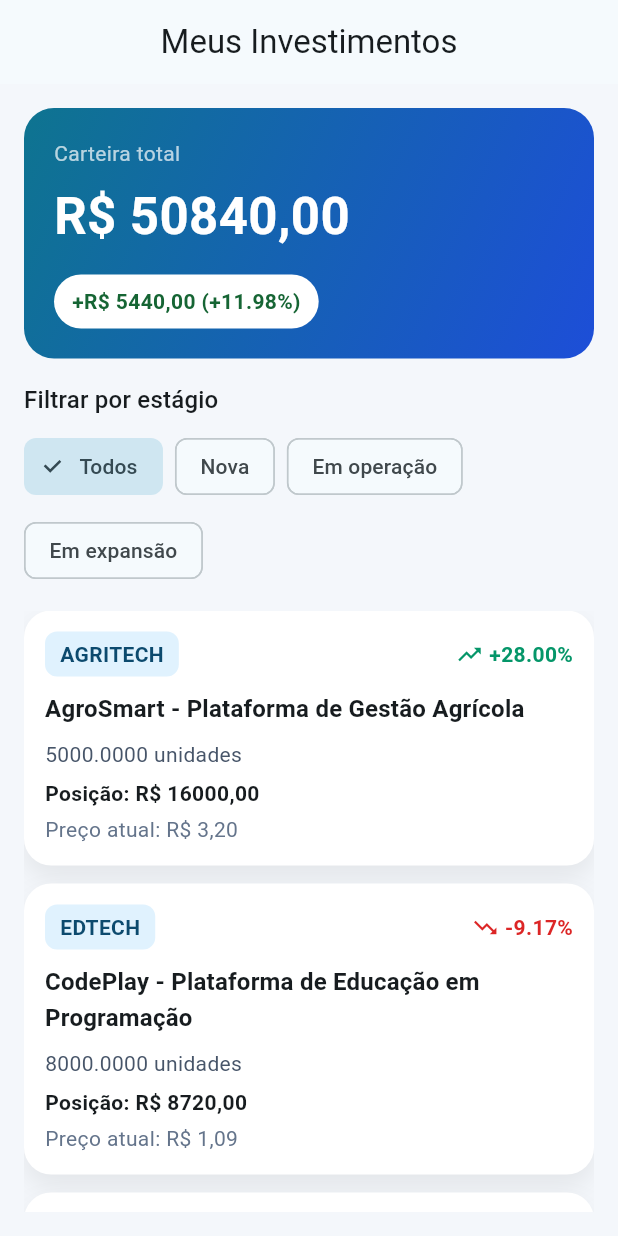
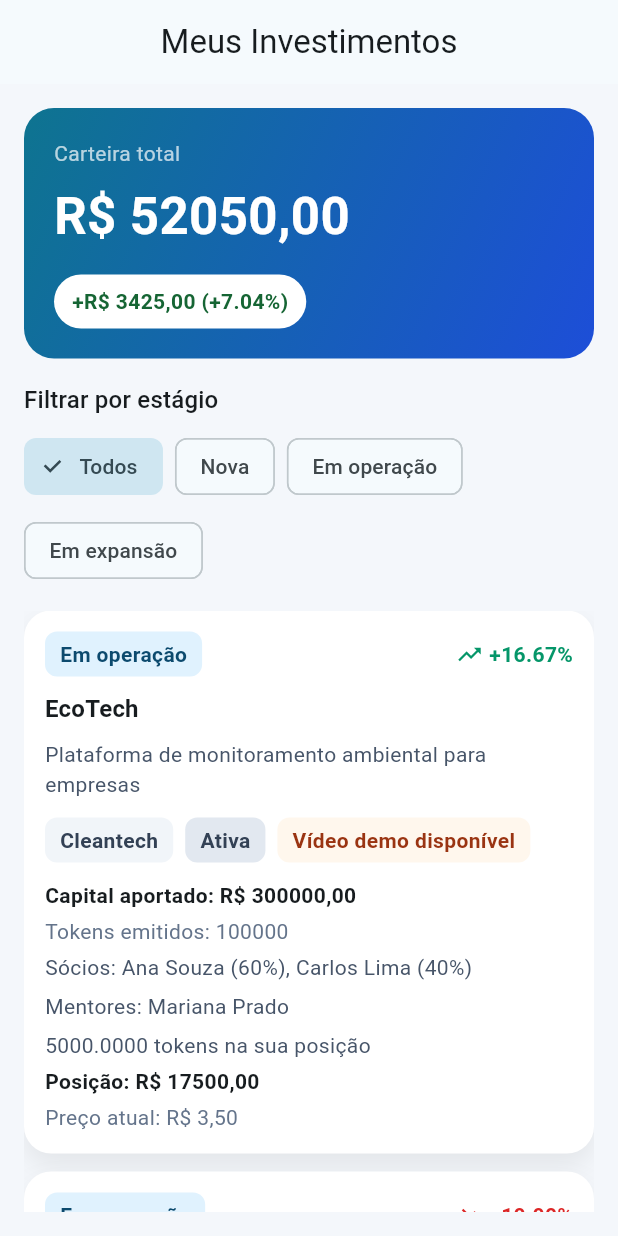
Before and after one commit to Valimz/ES-PI3-2026-T1-G33, a Flutter app: the screen it shows after launch, on a phone screen of 412 x 824 dp. Run offline on Flutter 3.47's test engine with Material 3 defaults, Android fonts, the phone set to English and light mode, and no system bars; our stand-ins replace fl_chart.

Commit message:
Mock data do arquivo planilha_startups_PI3_33.xlsx

```diff
--- a/mescla_invest/lib/features/portfolio/data/portfolio_mock_data.dart
+++ b/mescla_invest/lib/features/portfolio/data/portfolio_mock_data.dart
@@ -2,70 +2,122 @@ import 'package:mescla_invest/features/portfolio/models/investimento_model.dart'
 import 'package:mescla_invest/features/portfolio/models/posicao_model.dart';
 import 'package:mescla_invest/features/portfolio/models/variacao_model.dart';
 
-// Base de exemplo com startups do Mescla. Tokens representam participação em projetos.
-// Conforme documento de visão: o portfólio deve mostrar investimentos em startups vinculadas ao ecossistema.
+/// Base de exemplo com startups reais do Mescla extraído da planilha de cadastro.
+/// Cada investimento contém dados completos da startup e posição do usuário.
 final List<InvestimentoModel> mockPortfolio = [
   InvestimentoModel(
     id: '1',
-    ticker: 'AGRITECH',
-    nome: 'AgroSmart - Plataforma de Gestão Agrícola',
-    estagio: EstagioStartup.emExpansao,
+    nome: 'EcoTech',
+    descricao: 'Plataforma de monitoramento ambiental para empresas',
+    estagio: EstagioStartup.emOperacao,
+    setor: 'Cleantech',
+    capitalAportado: 300000.0,
+    tokensEmitidos: 100000,
+    socios: ['Ana Souza', 'Carlos Lima'],
+    participacaoSocietaria: [60.0, 40.0],
+    mentoresConselho: ['Mariana Prado'],
+    videoDemo: 'https://exemplo.com/demo1',
+    status: StatusStartup.ativa,
     posicao: PosicaoModel(
       quantidade: 5000.0,
-      precoMedio: 2.50,
-      valorAtual: 3.20,
+      precoMedio: 3.00,
+      valorAtual: 3.50,
     ),
     variacao: VariacaoModel(
-      variacaoPercentual: 28.0,
-      variacaoEmReais: 3500.0,
+      variacaoPercentual: 16.67,
+      variacaoEmReais: 2500.0,
     ),
   ),
-  // Startup em operação - rentabilidade moderada
   InvestimentoModel(
     id: '2',
-    ticker: 'EDTECH',
-    nome: 'CodePlay - Plataforma de Educação em Programação',
-    estagio: EstagioStartup.emOperacao,
+    nome: 'FinFlow',
+    descricao: 'Gestão de fluxo de caixa para MEIs',
+    estagio: EstagioStartup.emExpansao,
+    setor: 'Fintech',
+    capitalAportado: 500000.0,
+    tokensEmitidos: 250000,
+    socios: ['Roberto Dias', 'Julia Mota'],
+    participacaoSocietaria: [50.0, 50.0],
+    mentoresConselho: ['Ricardo Santos'],
+    videoDemo: 'https://exemplo.com/demo2',
+    status: StatusStartup.ativa,
     posicao: PosicaoModel(
       quantidade: 8000.0,
-      precoMedio: 1.20,
-      valorAtual: 1.09,
+      precoMedio: 2.00,
+      valorAtual: 1.80,
     ),
     variacao: VariacaoModel(
-      variacaoPercentual: -9.17,
-      variacaoEmReais: -880.0,
+      variacaoPercentual: -10.0,
+      variacaoEmReais: -1600.0,
     ),
   ),
-  // Startup nova com potencial de crescimento
   InvestimentoModel(
     id: '3',
-    ticker: 'HEALTHTECH',
-    nome: 'MediConnect - Telemedicina e Consultoria Digital',
+    nome: 'AgroSmart',
+    descricao: 'IOT para otimização de irrigação',
     estagio: EstagioStartup.nova,
+    setor: 'AgTech',
+    capitalAportado: 150000.0,
+    tokensEmitidos: 75000,
+    socios: ['Marcos Vinicius'],
+    participacaoSocietaria: [100.0],
+    mentoresConselho: ['Arnaldo Souza'],
+    videoDemo: 'https://exemplo.com/demo3',
+    status: StatusStartup.ativa,
     posicao: PosicaoModel(
       quantidade: 3500.0,
-      precoMedio: 3.80,
-      valorAtual: 4.32,
+      precoMedio: 2.00,
+      valorAtual: 2.40,
     ),
     variacao: VariacaoModel(
-      variacaoPercentual: 13.68,
-      variacaoEmReais: 1820.0,
+      variacaoPercentual: 20.0,
+      variacaoEmReais: 1400.0,
     ),
   ),
-  // Startup em expansão
   InvestimentoModel(
     id: '4',
-    ticker: 'FINTECH',
-    nome: 'PayLocal - Solução de Pagamento P2P Descentralizada',
-    estagio: EstagioStartup.emExpansao,
+    nome: 'HealthVibe',
+    descricao: 'Telemedicina com IA para triagem',
+    estagio: EstagioStartup.emOperacao,
+    setor: 'HealthTech',
+    capitalAportado: 800000.0,
+    tokensEmitidos: 400000,
+    socios: ['Beatriz Luz', 'Hugo Vaz'],
+    participacaoSocietaria: [70.0, 30.0],
+    mentoresConselho: ['Sandra Meireles'],
+    videoDemo: 'https://exemplo.com/demo4',
+    status: StatusStartup.ativa,
     posicao: PosicaoModel(
       quantidade: 2000.0,
-      precoMedio: 5.00,
-      valorAtual: 5.50,
+      precoMedio: 2.50,
+      valorAtual: 2.75,
     ),
     variacao: VariacaoModel(
       variacaoPercentual: 10.0,
-      variacaoEmReais: 1000.0,
+      variacaoEmReais: 500.0,
+    ),
+  ),
+  InvestimentoModel(
+    id: '5',
+    nome: 'EduNext',
+    descricao: 'Plataforma de cursos gamificados',
+    estagio: EstagioStartup.nova,
+    setor: 'EduTech',
+    capitalAportado: 450000.0,
+    tokensEmitidos: 200000,
+    socios: ['Tiago André'],
+    participacaoSocietaria: [100.0],
+    mentoresConselho: ['Fernando Silva'],
+    videoDemo: 'https://exemplo.com/demo5',
+    status: StatusStartup.ativa,
+    posicao: PosicaoModel(
+      quantidade: 2500.0,
+      precoMedio: 2.25,
+      valorAtual: 2.50,
+    ),
+    variacao: VariacaoModel(
+      variacaoPercentual: 11.11,
+      variacaoEmReais: 625.0,
     ),
   ),
 ];
--- a/mescla_invest/lib/features/portfolio/models/investimento_model.dart
+++ b/mescla_invest/lib/features/portfolio/models/investimento_model.dart
@@ -11,21 +11,50 @@ enum EstagioStartup {
   final String label;
 }
 
-// Representa um investimento em startup do Mescla com seus dados de posição e variação.
+// Status da startup
+enum StatusStartup {
+  ativa('Ativa'),
+  pausada('Pausada'),
+  encerrada('Encerrada');
+
+  const StatusStartup(this.label);
+  final String label;
+}
+
+/// Representa um investimento em startup do Mescla.
+/// Contém informações completas sobre a empresa, seus sócios, mentores e posição de investimento.
 class InvestimentoModel {
   final String id;
-  final String ticker;
   final String nome;
+  final String descricao;
   final EstagioStartup estagio;
+  final String setor;
+  final double capitalAportado; // Em reais
+  final int tokensEmitidos; // Total de tokens da startup
+  final List<String> socios; // Nomes dos sócios
+  final List<double> participacaoSocietaria; // Percentuais correspondentes
+  final List<String> mentoresConselho; // Mentores/Conselheiros
+  final String? videoDemo; // URL do vídeo (opcional)
+  final StatusStartup status;
+
+  // Dados da posição de investimento do usuário
   final PosicaoModel posicao;
   final VariacaoModel variacao;
 
   InvestimentoModel({
     required this.id,
-    required this.ticker,
     required this.nome,
+    required this.descricao,
     required this.estagio,
+    required this.setor,
+    required this.capitalAportado,
+    required this.tokensEmitidos,
+    required this.socios,
+    required this.participacaoSocietaria,
+    required this.mentoresConselho,
+    required this.videoDemo,
+    required this.status,
     required this.posicao,
     required this.variacao,
-    });
+  });
 }
--- a/mescla_invest/lib/features/portfolio/presentation/widgets/ativo_card_widget.dart
+++ b/mescla_invest/lib/features/portfolio/presentation/widgets/ativo_card_widget.dart
@@ -21,6 +21,11 @@ class AtivoCardWidget extends StatelessWidget {
     final icone = isPositiva ? Icons.trending_up : Icons.trending_down;
     final sinal = isPositiva ? '+' : '';
     final valorPosicao = ativo.posicao.quantidade * ativo.posicao.valorAtual;
+    final sociosResumo = _formatarListaComPercentuais(
+      ativo.socios,
+      ativo.participacaoSocietaria,
+    );
+    final mentoresResumo = _formatarLista(ativo.mentoresConselho);
 
     return Container(
       padding: const EdgeInsets.all(14),
@@ -40,22 +45,10 @@ class AtivoCardWidget extends StatelessWidget {
         children: [
           Row(
             children: [
-              Container(
-                padding: const EdgeInsets.symmetric(
-                  horizontal: 10,
-                  vertical: 5,
-                ),
-                decoration: BoxDecoration(
-                  color: const Color(0xFFE0F2FE),
-                  borderRadius: BorderRadius.circular(8),
-                ),
-                child: Text(
-                  ativo.ticker,
-                  style: const TextStyle(
-                    fontWeight: FontWeight.w700,
-                    color: Color(0xFF0C4A6E),
-                  ),
-                ),
+              _Tag(
+                label: ativo.estagio.label,
+                backgroundColor: const Color(0xFFE0F2FE),
+                textColor: const Color(0xFF0C4A6E),
               ),
               const Spacer(),
               Icon(icone, color: corVariacao, size: 18),
@@ -78,10 +71,65 @@ class AtivoCardWidget extends StatelessWidget {
           ),
           const SizedBox(height: 8),
           Text(
-            '${ativo.posicao.quantidade.toStringAsFixed(4)} unidades',
+            ativo.descricao,
+            maxLines: 2,
+            overflow: TextOverflow.ellipsis,
+            style: const TextStyle(color: Color(0xFF475569)),
+          ),
+          const SizedBox(height: 12),
+          Wrap(
+            spacing: 8,
+            runSpacing: 8,
+            children: [
+              _Tag(
+                label: ativo.setor,
+                backgroundColor: const Color(0xFFF1F5F9),
+                textColor: const Color(0xFF334155),
+              ),
+              _Tag(
+                label: ativo.status.label,
+                backgroundColor: const Color(0xFFE2E8F0),
+                textColor: const Color(0xFF334155),
+              ),
+              _Tag(
+                label: ativo.videoDemo == null || ativo.videoDemo!.isEmpty
+                    ? 'Sem vídeo demo'
+                    : 'Vídeo demo disponível',
+                backgroundColor: const Color(0xFFFFF7ED),
+                textColor: const Color(0xFF9A3412),
+              ),
+            ],
+          ),
+          const SizedBox(height: 12),
+          Text(
+            'Capital aportado: ${_formatarMoeda(ativo.capitalAportado)}',
+            style: const TextStyle(fontWeight: FontWeight.w600),
+          ),
+          const SizedBox(height: 4),
+          Text(
+            'Tokens emitidos: ${_formatarInteiro(ativo.tokensEmitidos)}',
+            style: const TextStyle(color: Color(0xFF64748B)),
+          ),
+          const SizedBox(height: 4),
+          Text(
+            'Sócios: $sociosResumo',
+            maxLines: 2,
+            overflow: TextOverflow.ellipsis,
             style: const TextStyle(color: Color(0xFF475569)),
           ),
           const SizedBox(height: 6),
+          Text(
+            'Mentores: $mentoresResumo',
+            maxLines: 2,
+            overflow: TextOverflow.ellipsis,
+            style: const TextStyle(color: Color(0xFF475569)),
+          ),
+          const SizedBox(height: 6),
+          Text(
+            '${ativo.posicao.quantidade.toStringAsFixed(4)} tokens na sua posição',
+            style: const TextStyle(color: Color(0xFF475569)),
+          ),
+          const SizedBox(height: 4),
           Text(
             'Posição: ${_formatarMoeda(valorPosicao)}',
             style: const TextStyle(fontWeight: FontWeight.w600),
@@ -101,4 +149,61 @@ class AtivoCardWidget extends StatelessWidget {
     final valorAbsoluto = valor.abs().toStringAsFixed(2).replaceAll('.', ',');
     return 'R\$ $valorAbsoluto';
   }
+
+  String _formatarInteiro(int valor) {
+    return valor.toString();
+  }
+
+  String _formatarLista(List<String> valores) {
+    if (valores.isEmpty) {
+      return 'Não informado';
+    }
+    return valores.join(', ');
+  }
+
+  String _formatarListaComPercentuais(
+    List<String> nomes,
+    List<double> percentuais,
+  ) {
+    if (nomes.isEmpty) {
+      return 'Não informado';
+    }
+
+    return List.generate(nomes.length, (index) {
+      final nome = nomes[index];
+      if (index >= percentuais.length) {
+        return nome;
+      }
+
+      final percentual = percentuais[index].toStringAsFixed(0);
+      return '$nome ($percentual%)';
+    }).join(', ');
+  }
 }
+
+class _Tag extends StatelessWidget {
+  const _Tag({
+    required this.label,
+    required this.backgroundColor,
+    required this.textColor,
+  });
+
+  final String label;
+  final Color backgroundColor;
+  final Color textColor;
+
+  @override
+  Widget build(BuildContext context) {
+    return Container(
+      padding: const EdgeInsets.symmetric(horizontal: 10, vertical: 5),
+      decoration: BoxDecoration(
+        color: backgroundColor,
+        borderRadius: BorderRadius.circular(8),
+      ),
+      child: Text(
+        label,
+        style: TextStyle(fontWeight: FontWeight.w700, color: textColor),
+      ),
+    );
+  }
+}
```
